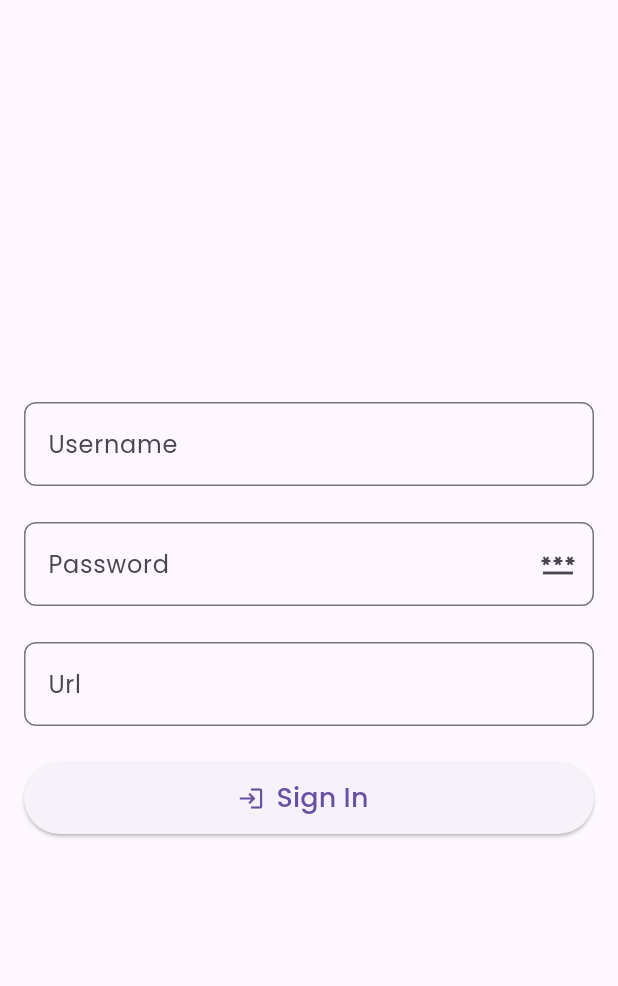
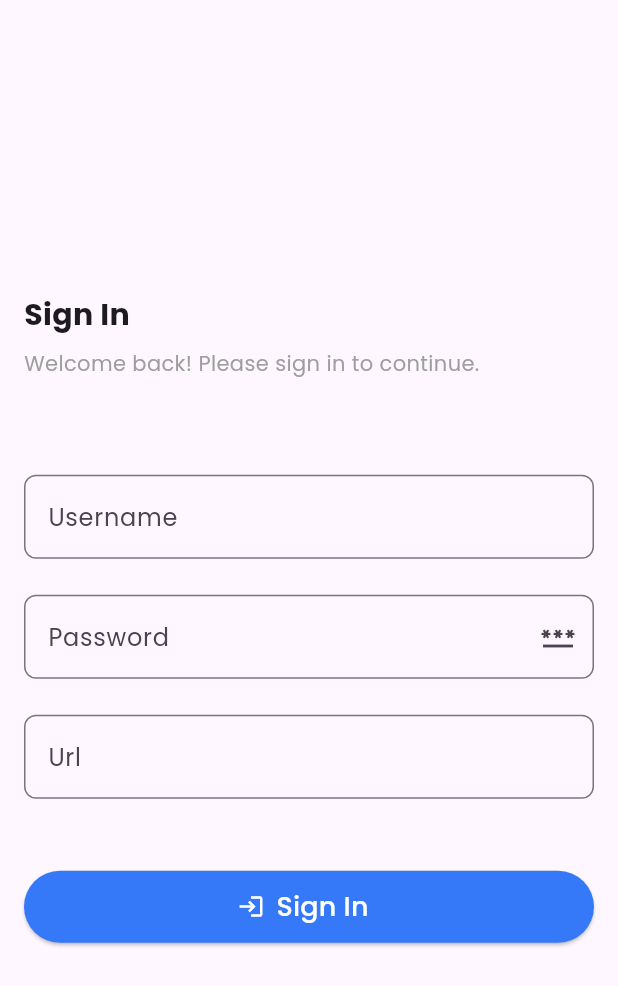
Before and after one commit to yuzalsif/inpatient_care_mobile_app, a Flutter app: the screen it shows after launch, on a phone screen of 412 x 824 dp. Shown: the top 986 px of the screen. Run offline on Flutter 3.47's test engine with Material 3 defaults, Android fonts, the phone set to English and light mode, and no system bars; our stand-ins replace equatable, flutter_bloc, flutter_secure_storage, formz, google_fonts, routemaster and 2 more.

Commit message:
Give the elevated button the primary color

```diff
--- a/packages/component_library/lib/src/expanded_elevated_button.dart
+++ b/packages/component_library/lib/src/expanded_elevated_button.dart
@@ -35,10 +35,14 @@ class ExpandedElevatedButton extends StatelessWidget {
       width: double.infinity,
       child: icon != null
           ? ElevatedButton.icon(
+              style: ElevatedButton.styleFrom(
+                backgroundColor: const Color(0xFF3579F8),
+              ),
               onPressed: onTap,
               label: Text(
                 style: const TextStyle(
-            fontSize: 18 //TODO: Create a const for this zz
+                  fontSize: 18, //TODO: Create a const for this zz
+                  color: Colors.white, //TODO: use theme
                 ),
                 label,
               ),
--- a/packages/features/sign_in/lib/src/sign_in_screen.dart
+++ b/packages/features/sign_in/lib/src/sign_in_screen.dart
@@ -47,8 +47,32 @@ class SignInView extends StatelessWidget {
             padding: const EdgeInsets.symmetric(
               horizontal: Spacing.mediumLarge,
             ),
-            child: _SignInForm(
-              onSignInSuccess: onSignInSuccess,
+            child: Column(
+              crossAxisAlignment: CrossAxisAlignment.start,
+              children: [
+                const Text(
+                  'Sign In',
+                  style: TextStyle(
+                    fontSize: 20,
+                    fontWeight: FontWeight.bold,
+                  ),
+                ),
+                const SizedBox(
+                  height: Spacing.small,
+                ),
+                const Text(
+                  'Welcome back! Please sign in to continue.',
+                  style: TextStyle(
+                    color: Colors.grey,
+                  ),
+                ),
+                const SizedBox(
+                  height: Spacing.xxxLarge,
+                ),
+                _SignInForm(
+                  onSignInSuccess: onSignInSuccess,
+                ),
+              ],
             ),
           ),
         ),
@@ -205,7 +229,7 @@ class _SignInFormState extends State<_SignInForm> {
               ),
             ),
             const SizedBox(
-              height: Spacing.xLarge,
+              height: Spacing.xxLarge,
             ),
             isSubmissionInProgress
                 ? ExpandedElevatedButton.inProgress(
@@ -216,6 +240,7 @@ class _SignInFormState extends State<_SignInForm> {
                     label: 'Sign In',
                     icon: const Icon(
                       Icons.login,
+                      color: Colors.white,
                     ),
                   ),
           ],
```
Lines whose indentation alone changed are shown as unchanged.
